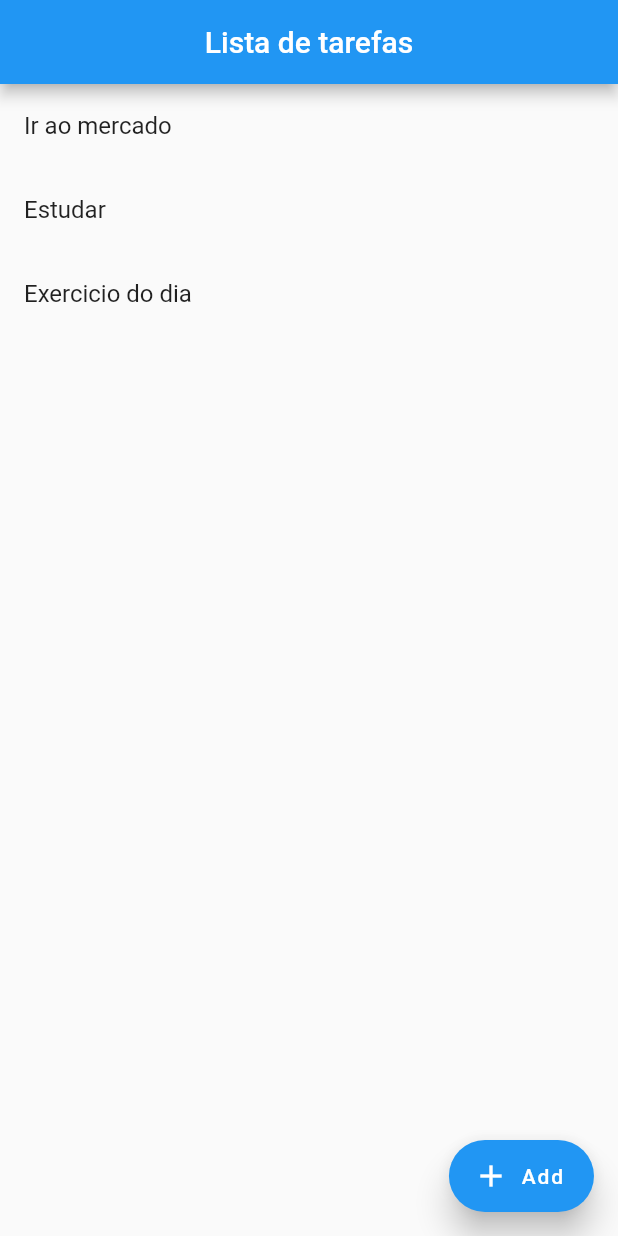
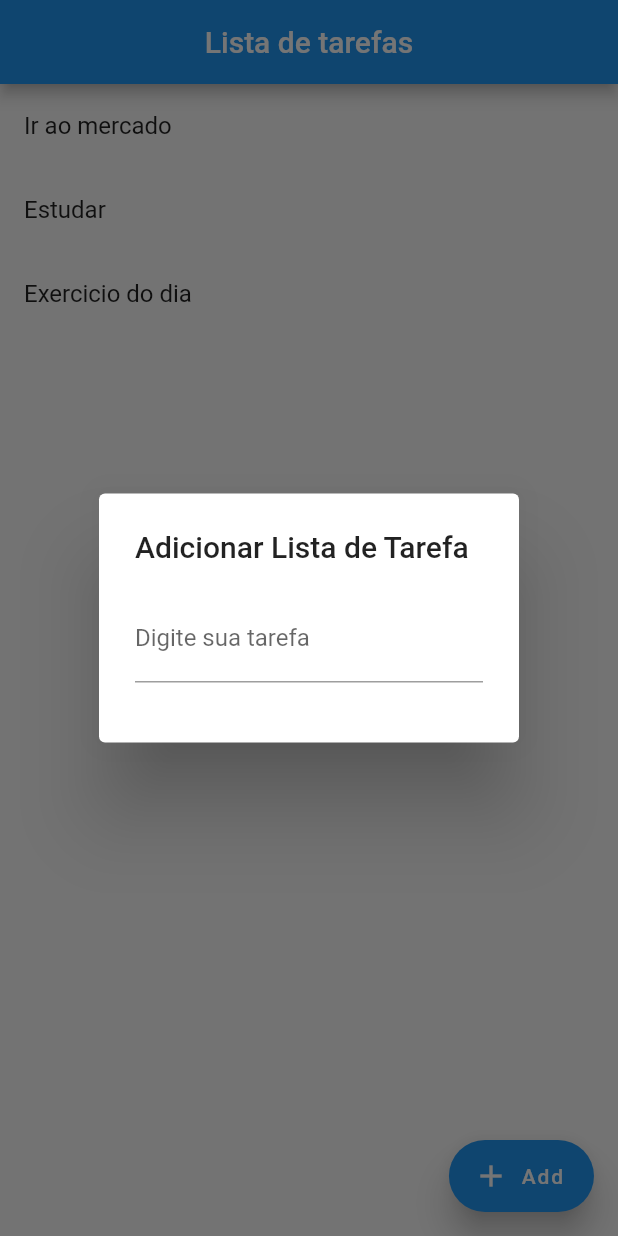
Before and after one commit to brunopfsilva/lista_de_tarefas, a Flutter app: the screen it shows after launch, after a tap on "Add", on a phone screen of 412 x 824 dp. Run offline on Flutter 3.47's test engine with Material 2 defaults, Android fonts, the phone set to English and light mode, and no system bars.

```diff
--- a/lib/pages/home.page.dart
+++ b/lib/pages/home.page.dart
@@ -18,14 +18,12 @@ class _HomeState extends State<Home> {
       body: Column(children: <Widget>[
         Expanded(
           child: ListView.builder(
-
-            itemCount: _listTarefas.length,
-            itemBuilder: (context,index){
-              return ListTile(
-                title: Text(_listTarefas[index]),
-              );
-            }
-          ),
+              itemCount: _listTarefas.length,
+              itemBuilder: (context, index) {
+                return ListTile(
+                  title: Text(_listTarefas[index]),
+                );
+              }),
         ),
       ]),
       floatingActionButtonLocation: FloatingActionButtonLocation.endFloat,
@@ -36,7 +34,20 @@ class _HomeState extends State<Home> {
         label: Text("Add"),
         elevation: 9,
         onPressed: () {
-          showDialog(context: null);
+          showDialog(
+              context: context,
+              builder: (context) {
+                return AlertDialog(
+                  title: Text("Adicionar Lista de Tarefa"),
+                  content: TextField(
+                    decoration: InputDecoration(labelText: "Digite sua tarefa"),
+                    onChanged: (text) {},
+                  ),
+                  actions: <Widget>[
+                    // a implementar
+                  ],
+                );
+              });
         },
       ),
     );
```
